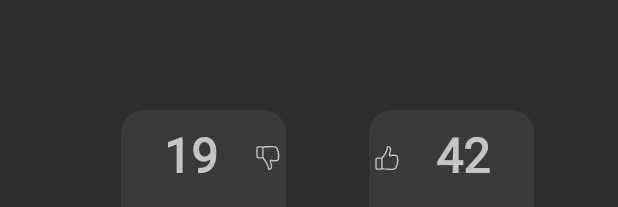
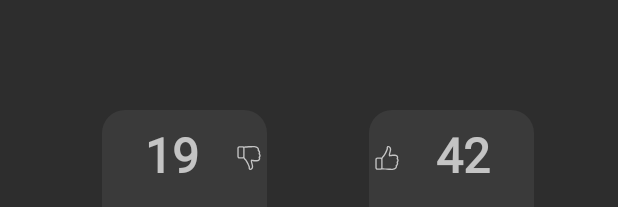
Before and after one commit to mehranzahiri/Markopolo, an Android app: the layout activity_venue_detail.xml on its own in the app's theme, with its tools: preview values and no code run, on a phone screen of 412 x 824 dp. Shown: the part 1029-1236 px from the top of the screen. Run offline under Robolectric (Android 15) with nearby library versions, the light colour scheme and no system bars.

Commit message:
Fix issu in venue detail activity

```diff
--- /dev/null
+++ b/app/src/main/java/test/foursquare/app/ui/home/VenueAdapter.kt
@@ -0,0 +1,34 @@
+package test.foursquare.app.ui.home
+
+import android.content.Context
+import android.view.LayoutInflater
+import android.view.View
+import android.view.ViewGroup
+import androidx.recyclerview.widget.RecyclerView
+import test.foursquare.app.R
+import test.foursquare.app.model.structures.VenueStruct
+
+class VenueAdapter(private val context: Context, private val list: List<VenueStruct>) :
+    RecyclerView.Adapter<VenueAdapter.CustomHolder>() {
+    override fun onCreateViewHolder(parent: ViewGroup, viewType: Int): CustomHolder {
+        val layoutInflater = LayoutInflater.from(parent.context)
+        return CustomHolder(
+            layoutInflater.inflate(
+                R.layout.item_avenue,
+                parent,
+                false
+            )
+        )
+    }
+
+    override fun getItemCount(): Int {
+        return list.size
+    }
+
+    override fun onBindViewHolder(holder: CustomHolder, position: Int) {
+        TODO("not implemented") //To change body of created functions use File | Settings | File Templates.
+    }
+
+    class CustomHolder(itemView:View):RecyclerView.ViewHolder(itemView) {
+    }
+}
--- a/app/src/main/res/layout/activity_venue_detail.xml
+++ b/app/src/main/res/layout/activity_venue_detail.xml
@@ -16,6 +16,7 @@
         android:layout_height="match_parent"
         android:background="@color/colorPrimaryDark"
         app:cardBackgroundColor="@color/colorPrimaryDark"
+        android:layoutDirection="ltr"
         tools:context=".ui.venueDetail.VenueDetailActivity">
 
 
@@ -103,17 +104,17 @@
                 android:id="@+id/txt_address"
                 android:layout_width="wrap_content"
                 android:layout_height="wrap_content"
+                android:ellipsize="end"
+                android:gravity="center"
                 android:padding="16dp"
-                tools:text="Address: Planting"
+                android:singleLine="true"
                 android:text="@{`Address: `+venueDetailStruct.venueStruct.address}"
                 android:textColor="@color/transparent50_white"
                 android:textSize="12sp"
-                android:singleLine="true"
-                android:ellipsize="end"
                 android:textStyle="bold"
-                android:gravity="center"
                 app:layout_constraintStart_toStartOf="parent"
-                app:layout_constraintTop_toTopOf="parent" />
+                app:layout_constraintTop_toTopOf="parent"
+                tools:text="Address: Planting" />
 
             <TextView
                 android:id="@+id/txt_hour"
@@ -139,14 +140,14 @@
                 android:drawableLeft="@drawable/ic_like"
                 android:gravity="center"
                 android:padding="4dp"
-                tools:text="42"
                 android:text="@={venueDetailStruct.like}"
                 android:textColor="@color/transparent70_white"
                 android:textSize="32sp"
                 android:textStyle="bold"
                 app:layout_constraintBottom_toBottomOf="parent"
                 app:layout_constraintEnd_toEndOf="parent"
-                app:layout_constraintTop_toTopOf="@+id/txt_dislike" />
+                app:layout_constraintTop_toTopOf="@+id/txt_dislike"
+                tools:text="42" />
 
             <TextView
                 android:id="@+id/txt_dislike"
@@ -154,17 +155,16 @@
                 android:layout_height="wrap_content"
                 android:background="@drawable/shape_round_corner"
                 android:drawableRight="@drawable/ic_dislike"
+                android:gravity="center"
                 android:padding="4dp"
-                tools:text="19"
-                android:gravity="center"
                 android:text="@={venueDetailStruct.dislike}"
                 android:textColor="@color/transparent70_white"
                 android:textSize="32sp"
                 android:textStyle="bold"
                 app:layout_constraintBottom_toBottomOf="parent"
                 app:layout_constraintEnd_toStartOf="@+id/txt_like"
-                app:layout_constraintHorizontal_bias="0.591"
-                app:layout_constraintStart_toStartOf="parent" />
+                app:layout_constraintStart_toStartOf="parent"
+                tools:text="19" />
         </androidx.constraintlayout.widget.ConstraintLayout>
 
         <ImageView
```
